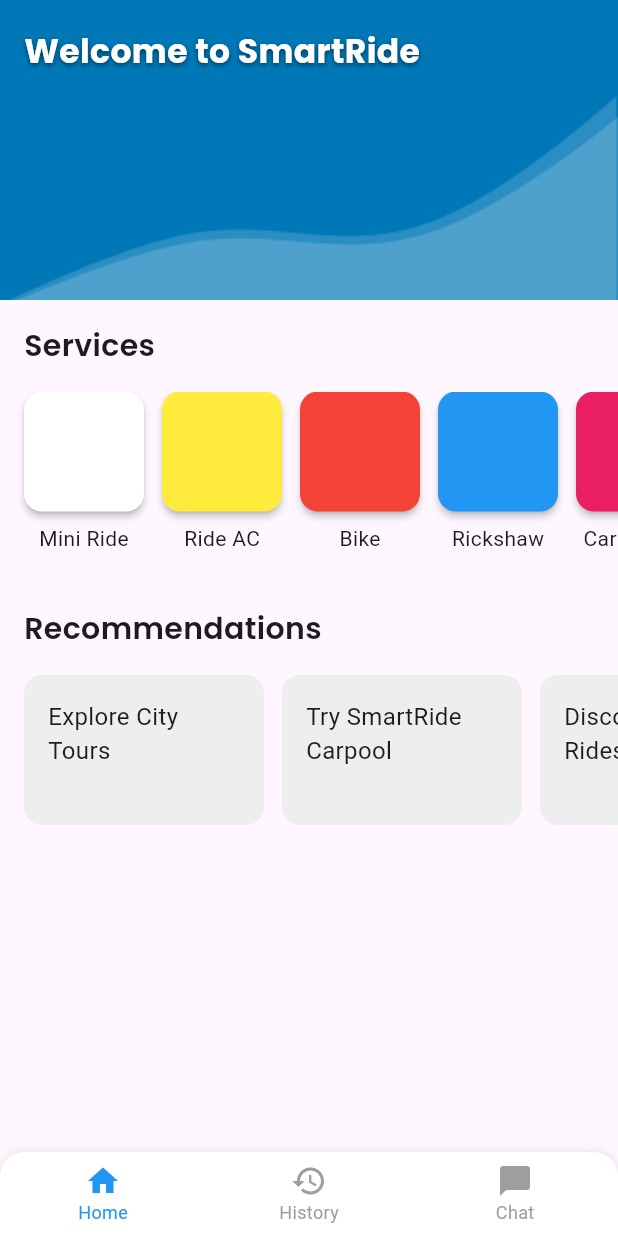
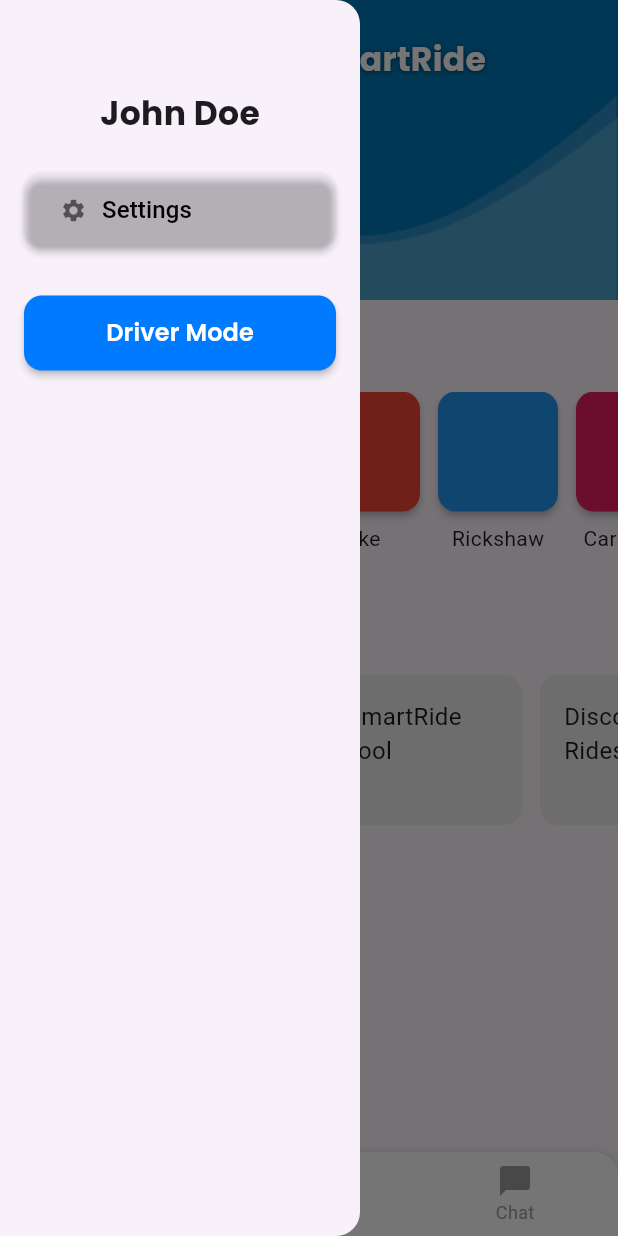
Before and after one commit to Jawad-Hassan/AI-Smart-Ride, a Flutter app: the HomePageView screen opened by its route, with the side drawer open (before the commit the screen has no drawer), on a phone screen of 412 x 824 dp. Run offline on Flutter 3.47's test engine with Material 3 defaults, Android fonts, the phone set to English and light mode, and no system bars; our stand-ins replace flutter_map, get, latlong2; Roboto replaces fonts that are missing (PoppinsRegular).

Commit message:
Home_Page

```diff
--- a/lib/main.dart
+++ b/lib/main.dart
@@ -1,6 +1,6 @@
 import 'package:flutter/material.dart';
 import 'package:flutter_application_1/src/modules/Home_Page/homepage_view.dart';
-import 'package:flutter_application_1/src/modules/choose_ride/choose_ride_view.dart';
+
 import 'package:flutter_application_1/src/modules/login_page/login_view.dart';
 import 'package:flutter_application_1/src/modules/signup_page/sign_view.dart';
 import 'package:flutter_application_1/src/modules/verification_page/verification_view.dart';
--- a/lib/src/modules/Home_Page/homepage_logic.dart
+++ b/lib/src/modules/Home_Page/homepage_logic.dart
@@ -2,8 +2,14 @@ import 'package:get/get.dart';
 
 class HomePageController extends GetxController {
   var selectedIndex = 0.obs;
+  var username = 'John Doe'.obs; // Example username
 
   void onNavTapped(int index) {
     selectedIndex.value = index;
   }
+
+  void toggleDriverMode() {
+    // Add your logic for driver mode toggle here
+    print('Driver Mode toggled!');
+  }
 }
--- a/lib/src/modules/Home_Page/homepage_view.dart
+++ b/lib/src/modules/Home_Page/homepage_view.dart
@@ -3,13 +3,14 @@ import 'package:flutter_application_1/src/modules/History_screen/history_view.da
 import 'package:flutter_application_1/src/modules/Home_Page/homepage_logic.dart';
 import 'package:flutter_application_1/src/modules/carpooling_pick_drop/carpooling_pick_drop_view.dart';
 import 'package:flutter_application_1/src/modules/chat_page/chat_page_view.dart';
-import 'package:flutter_application_1/src/modules/pick_drop/pick_drop_view.dart';
-import 'package:get/get.dart';
-
 import 'package:flutter_application_1/src/modules/customwidget/custom_bottom_navbar.dart';
 import 'package:flutter_application_1/src/modules/customwidget/custom_button.dart';
+import 'package:flutter_application_1/src/modules/pick_drop/pick_drop_view.dart';
+import 'package:flutter_application_1/src/modules/setting_screen/setting_screen_view.dart';
+import 'package:flutter_application_1/src/modules/utlis/app_colors.dart';
 import 'package:flutter_application_1/src/modules/utlis/app_fonts.dart';
 import 'package:flutter_application_1/src/modules/utlis/app_images.dart';
+import 'package:get/get.dart';
 
 class HomePageView extends StatelessWidget {
   const HomePageView({super.key});
@@ -20,13 +21,14 @@ class HomePageView extends StatelessWidget {
       init: HomePageController(),
       builder: (controller) {
         return Scaffold(
+          drawer: _buildDrawer(controller),
           body: SafeArea(
             child: Obx(() {
               switch (controller.selectedIndex.value) {
                 case 0:
                   return _buildHomeContent(context);
                 case 1:
-                  return  HistoryView();
+                  return HistoryView();
                 case 2:
                   return const GroupChatScreen();
                 default:
@@ -57,8 +59,18 @@ class HomePageView extends StatelessWidget {
                 child: Image.asset(AppImages.top, fit: BoxFit.cover),
               ),
               Positioned(
+                top: 16,
                 left: 16,
-                bottom: 150,
+                child: Builder(
+                  builder: (context) => IconButton(
+                    icon: const Icon(Icons.menu, color: Colors.white, size: 28),
+                    onPressed: () => Scaffold.of(context).openDrawer(),
+                  ),
+                ),
+              ),
+              Positioned(
+                left: 60,
+                bottom: 145,
                 child: Text(
                   'Welcome to SmartRide',
                   style: StyleRefer.poppinsBold.copyWith(
@@ -143,7 +155,8 @@ class HomePageView extends StatelessWidget {
               if (label == 'Carpooling') {
                 Navigator.push(
                   context,
-                MaterialPageRoute(builder: (context) => const CarpoolingPickDropView()),
+                  MaterialPageRoute(
+                      builder: (context) => const CarpoolingPickDropView()),
                 );
               } else {
                 Navigator.push(
@@ -185,4 +198,58 @@ class HomePageView extends StatelessWidget {
       ),
     );
   }
+
+  Widget _buildDrawer(HomePageController controller) {
+    return SizedBox(
+      width: 240,
+      child: Drawer(
+        child: Column(
+          children: [
+            const SizedBox(height: 60),
+            Obx(() => Text(
+                  controller.username.value,
+                  style: StyleRefer.poppinsBold.copyWith(fontSize: 22),
+                )),
+            const SizedBox(height: 24),
+            // Settings Button with Icon
+            Padding(
+              padding: const EdgeInsets.symmetric(horizontal: 16.0),
+              child: CustomButton(
+                onPressed: () => Get.to(() => SettingsView()),
+                backgroundColor: Colors.transparent, // Remove blue background
+                borderColor: Colors.transparent, // Remove border as well
+                textColor: Colors.black,
+                child: Row(
+                  children: [
+                    const Icon(Icons.settings, color: Colors.black54),
+                    const SizedBox(width: 10),
+                    Text(
+                      'Settings',
+                      style: StyleRefer.poppinsRegular.copyWith(
+                        fontSize: 16,
+                        color: Colors.black,
+                      ),
+                    ),
+                  ],
+                ),
+              ),
+            ),
+
+            const SizedBox(height: 32),
+
+            // Driver Mode Button
+            Padding(
+              padding: const EdgeInsets.symmetric(horizontal: 16.0),
+              child: CustomButton(
+                text: 'Driver Mode',
+                onPressed: controller.toggleDriverMode,
+                backgroundColor: AppColors.primary,
+                textColor: Colors.white,
+              ),
+            ),
+          ],
+        ),
+      ),
+    );
   }
+}
--- a/lib/src/modules/chat_page/chat_page_view.dart
+++ b/lib/src/modules/chat_page/chat_page_view.dart
@@ -32,8 +32,8 @@ class GroupChatScreen extends StatelessWidget {
                   ),
                 ),
                 Positioned(
-                  left: 16,
-                  bottom: 150,
+                left: 60,
+                bottom: 145,
                   child: Text(
                     'Welcome to SmartRide',
                     style: StyleRefer.poppinsBold.copyWith(
--- a/lib/src/modules/customwidget/custom_button.dart
+++ b/lib/src/modules/customwidget/custom_button.dart
@@ -1,9 +1,9 @@
 import 'package:flutter/material.dart';
 import 'package:flutter_application_1/src/modules/utlis/app_fonts.dart';
 
-
 class CustomButton extends StatelessWidget {
-  final String text;
+  final String? text;
+  final Widget? child;
   final VoidCallback onPressed;
   final double width;
   final double height;
@@ -16,7 +16,8 @@ class CustomButton extends StatelessWidget {
 
   const CustomButton({
     super.key,
-    required this.text,
+    this.text,
+    this.child,
     required this.onPressed,
     this.width = double.infinity,
     this.height = 50,
@@ -30,6 +31,16 @@ class CustomButton extends StatelessWidget {
 
   @override
   Widget build(BuildContext context) {
+    final content = child ??
+        Text(
+          text ?? '',
+          style: StyleRefer.poppinsSemiBold.copyWith(
+            fontSize: fontSize,
+            fontWeight: fontWeight,
+            color: textColor,
+          ),
+        );
+
     return SizedBox(
       width: width,
       height: height,
@@ -44,14 +55,7 @@ class CustomButton extends StatelessWidget {
           elevation: 2,
         ),
         onPressed: onPressed,
-        child: Text(
-          text,
-          style: StyleRefer.poppinsSemiBold.copyWith(
-            fontSize: fontSize,
-            fontWeight: fontWeight,
-            color: textColor,
-          ),
-        ),
+        child: content,
       ),
     );
   }
```
Also changed, not shown: lib/src/modules/choose_ride/choose_ride_view.dart (+31 -34 lines), lib/src/modules/setting_screen/setting_screen_logic.dart (added, +16 -0 lines), lib/src/modules/setting_screen/setting_screen_view.dart (added, +43 -0 lines). Lines whose indentation alone changed are shown as unchanged.
